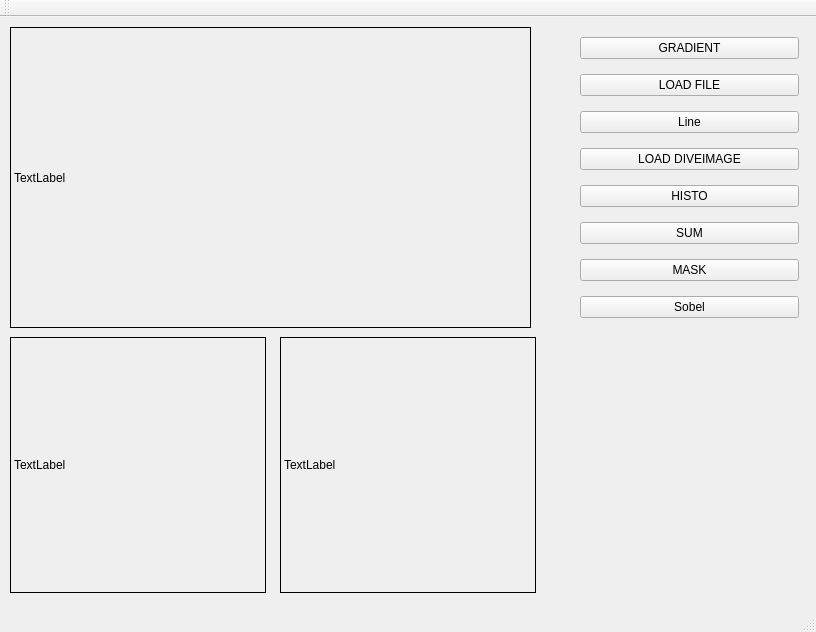
Qt form tests.qt/tests_qt/app/mainwindow.ui (codex-tk/libcodex) before a commit.
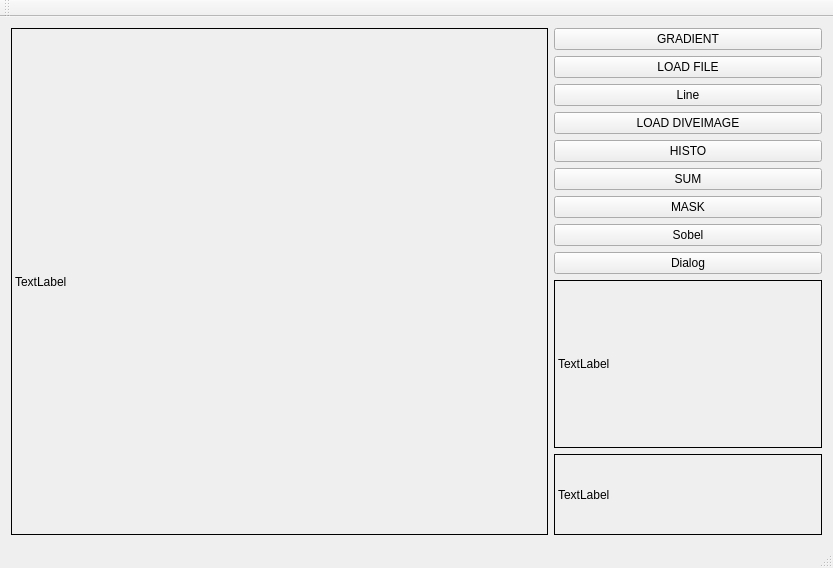
The same form after that commit.

Patch:
```diff
--- a/tests.qt/tests_qt/app/mainwindow.ui
+++ b/tests.qt/tests_qt/app/mainwindow.ui
@@ -6,71 +6,16 @@
    <rect>
     <x>0</x>
     <y>0</y>
-    <width>816</width>
-    <height>632</height>
+    <width>833</width>
+    <height>568</height>
    </rect>
   </property>
   <property name="windowTitle">
    <string>MainWindow</string>
   </property>
   <widget class="QWidget" name="centralWidget">
-   <widget class="QLabel" name="label">
-    <property name="geometry">
-     <rect>
-      <x>10</x>
-      <y>10</y>
-      <width>521</width>
-      <height>301</height>
-     </rect>
-    </property>
-    <property name="frameShape">
-     <enum>QFrame::Box</enum>
-    </property>
-    <property name="text">
-     <string>TextLabel</string>
-    </property>
-   </widget>
-   <widget class="QLabel" name="label_2">
-    <property name="geometry">
-     <rect>
-      <x>10</x>
-      <y>320</y>
-      <width>256</width>
-      <height>256</height>
-     </rect>
-    </property>
-    <property name="frameShape">
-     <enum>QFrame::Box</enum>
-    </property>
-    <property name="text">
-     <string>TextLabel</string>
-    </property>
-   </widget>
-   <widget class="QLabel" name="label_3">
-    <property name="geometry">
-     <rect>
-      <x>280</x>
-      <y>320</y>
-      <width>256</width>
-      <height>256</height>
-     </rect>
-    </property>
-    <property name="frameShape">
-     <enum>QFrame::Box</enum>
-    </property>
-    <property name="text">
-     <string>TextLabel</string>
-    </property>
-   </widget>
-   <widget class="QWidget" name="verticalLayoutWidget">
-    <property name="geometry">
-     <rect>
-      <x>569</x>
-      <y>0</y>
-      <width>241</width>
-      <height>321</height>
-     </rect>
-    </property>
+   <layout class="QGridLayout" name="gridLayout">
+    <item row="0" column="3">
     <layout class="QVBoxLayout" name="verticalLayout">
      <item>
       <widget class="QPushButton" name="pushButton">
@@ -128,8 +73,46 @@
        </property>
       </widget>
      </item>
-    </layout>
-   </widget>
+      <item>
+       <widget class="QPushButton" name="pushButton_9">
+        <property name="text">
+         <string>Dialog</string>
+        </property>
+       </widget>
+      </item>
+     </layout>
+    </item>
+    <item row="1" column="3" rowspan="2">
+     <widget class="QLabel" name="label_3">
+      <property name="frameShape">
+       <enum>QFrame::Box</enum>
+      </property>
+      <property name="text">
+       <string>TextLabel</string>
+      </property>
+     </widget>
+    </item>
+    <item row="3" column="3">
+     <widget class="QLabel" name="label_2">
+      <property name="frameShape">
+       <enum>QFrame::Box</enum>
+      </property>
+      <property name="text">
+       <string>TextLabel</string>
+      </property>
+     </widget>
+    </item>
+    <item row="0" column="1" rowspan="4" colspan="2">
+     <widget class="QLabel" name="label">
+      <property name="frameShape">
+       <enum>QFrame::Box</enum>
+      </property>
+      <property name="text">
+       <string>TextLabel</string>
+      </property>
+     </widget>
+    </item>
+   </layout>
   </widget>
   <widget class="QMenuBar" name="menuBar">
    <property name="geometry">
```
Left out of the diff: 2 changed lines with no effect on the pictures. Lines whose indentation alone changed are shown as unchanged.
